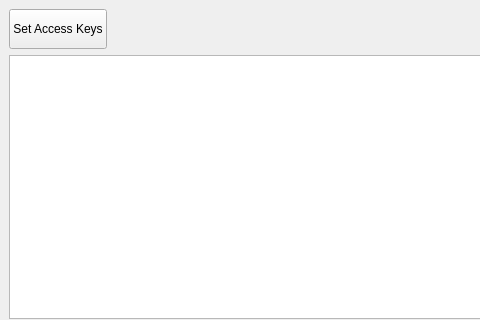
Before: the Qt Designer form src/main/resources/base/mainwindow.ui in spellr/glacier-client, drawn with Qt 5; both pictures show x 0 to 480 and y 0 to 320 of the 1146 by 686 pixel window.
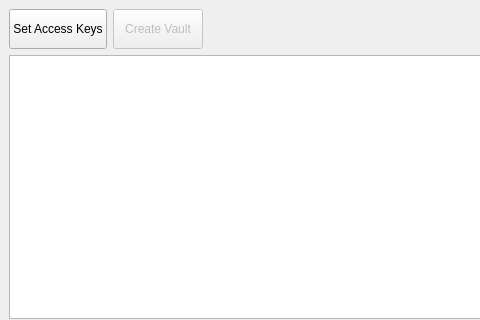
After: the same form once the commit is applied.

Commit message:
Added 'create vault' button
And added enabled logic

Patch:
```diff
--- a/src/main/resources/base/mainwindow.ui
+++ b/src/main/resources/base/mainwindow.ui
@@ -68,6 +68,22 @@
               </property>
              </widget>
             </item>
+            <item>
+             <widget class="QPushButton" name="create_vault_btn">
+              <property name="enabled">
+               <bool>false</bool>
+              </property>
+              <property name="minimumSize">
+               <size>
+                <width>90</width>
+                <height>40</height>
+               </size>
+              </property>
+              <property name="text">
+               <string>Create Vault</string>
+              </property>
+             </widget>
+            </item>
             <item>
              <spacer name="horizontalSpacer_2">
               <property name="orientation">
```
Left out of the diff: 2 changed lines with no effect on the pictures. The commit also changes 3 other files.
